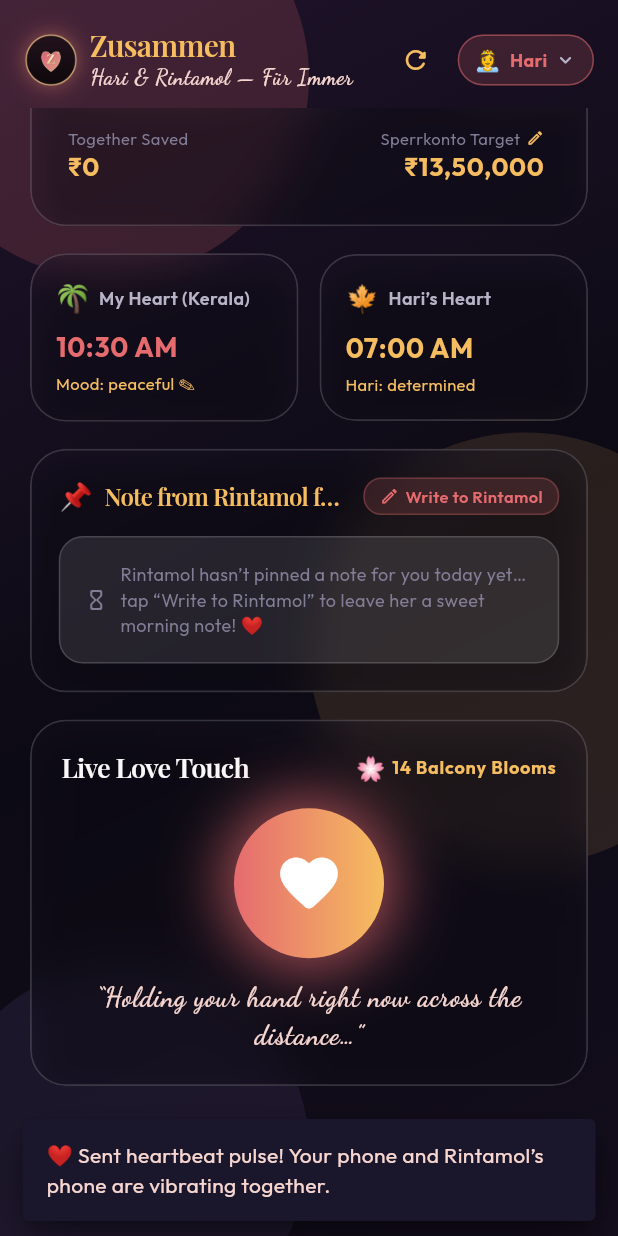
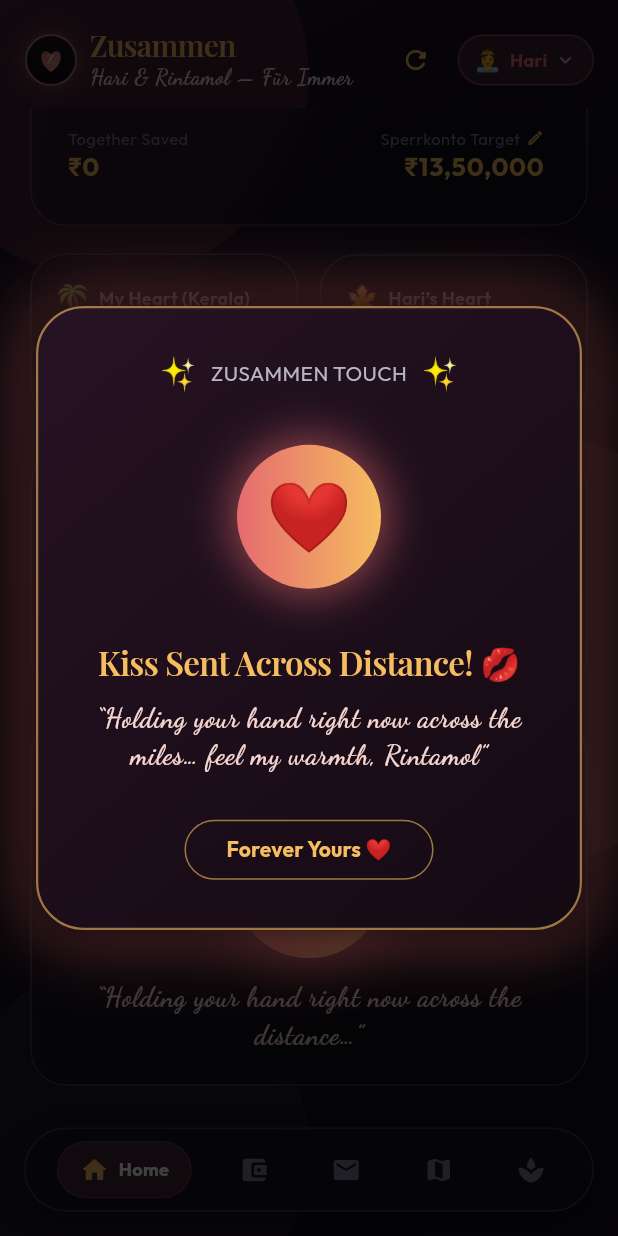
Before and after one commit to haririn857-hub/Zusammen, a Flutter app: the DashboardPage screen opened directly, scrolled down 279 dp, after a tap on the "favorite" icon, on a phone screen of 412 x 824 dp. Run offline on Flutter 3.47's test engine with Material 3 defaults, Android fonts, the phone set to English and light mode, and no system bars; drawn by our look-alikes of flutter_animate; our stand-ins replace google_fonts, supabase_flutter; accounts and stored records are empty; network calls fail; statements that could not run were skipped.

Commit message:
feat: replace banner with romantic celebration popup and prevent multi-tap clutter

```diff
--- a/lib/features/dashboard/controllers/dashboard_controller.dart
+++ b/lib/features/dashboard/controllers/dashboard_controller.dart
@@ -20,9 +20,14 @@ class DashboardController extends ChangeNotifier with Initializer {
 
   bool isSubmitting = false;
   String? incomingAlertMessage;
+  String? incomingKissSender;
 
   void clearIncomingAlert() {
     incomingAlertMessage = null;
+  }
+
+  void clearIncomingKiss() {
+    incomingKissSender = null;
   }
 
   // Realtime Live Lists
@@ -249,7 +254,7 @@ class DashboardController extends ChangeNotifier with Initializer {
             final sender = (payload['sender'] as String?) ?? partnerName;
             debugPrint('Received heartbeat pulse from partner: $payload');
             isHeartBeating = true;
-            incomingAlertMessage = '❤️ $sender sent you a live Heartbeat & Kiss!';
+            incomingKissSender = sender;
             notifyListeners();
             VibrationHelper.vibrateHeartbeat();
 
--- a/lib/features/dashboard/pages/dashboard_page.dart
+++ b/lib/features/dashboard/pages/dashboard_page.dart
@@ -13,6 +13,7 @@ import '../widgets/budget_planner_view.dart';
 import '../widgets/love_deck_view.dart';
 import '../widgets/germany_roadmap_view.dart';
 import '../widgets/pamper_view.dart';
+import '../widgets/love_kiss_celebration_dialog.dart';
 import '../../../shared/widgets/zusammen_logo.dart';
 
 class DashboardPage extends StatefulWidget {
@@ -36,6 +37,27 @@ class _DashboardPageState extends State<DashboardPage> {
 
   void _handleIncomingAlerts() {
     if (!mounted) return;
+
+    // 1. Incoming Love Kiss Celebration Popup
+    if (_controller.incomingKissSender != null) {
+      final sender = _controller.incomingKissSender!;
+      _controller.clearIncomingKiss();
+      WidgetsBinding.instance.addPostFrameCallback((_) {
+        if (!mounted) return;
+        LoveKissCelebrationDialog.show(
+          context: context,
+          title: '$sender Sent You A Warm Kiss! 💋',
+          subtitle: '“Felt your heartbeat across the distance… holding you tight right now”',
+          senderName: sender,
+          isIncoming: true,
+          onSendBack: () {
+            _controller.triggerHeartPulse();
+          },
+        );
+      });
+    }
+
+    // 2. Generic alerts (Notes, Sperrkonto updates, Balcony blooms)
     if (_controller.incomingAlertMessage != null) {
       final msg = _controller.incomingAlertMessage!;
       _controller.clearIncomingAlert();
--- /dev/null
+++ b/lib/features/dashboard/widgets/love_kiss_celebration_dialog.dart
@@ -0,0 +1,234 @@
+import 'package:flutter/material.dart';
+import 'package:flutter_animate/flutter_animate.dart';
+import '../../../core/themes/colors.dart';
+import '../../../core/themes/typography.dart';
+
+class LoveKissCelebrationDialog extends StatelessWidget {
+  final String title;
+  final String subtitle;
+  final String senderName;
+  final bool isIncoming;
+  final VoidCallback? onSendBack;
+
+  const LoveKissCelebrationDialog({
+    super.key,
+    required this.title,
+    required this.subtitle,
+    required this.senderName,
+    this.isIncoming = false,
+    this.onSendBack,
+  });
+
+  static bool isShowing = false;
+
+  static void show({
+    required BuildContext context,
+    required String title,
+    required String subtitle,
+    required String senderName,
+    bool isIncoming = false,
+    VoidCallback? onSendBack,
+  }) {
+    if (isShowing) return; // Prevent multiple annoying popups stacking on spam
+    isShowing = true;
+
+    showGeneralDialog(
+      context: context,
+      barrierDismissible: true,
+      barrierLabel: 'LoveCelebration',
+      barrierColor: Colors.black.withValues(alpha: 0.75),
+      transitionDuration: const Duration(milliseconds: 350),
+      pageBuilder: (ctx, anim1, anim2) {
+        return LoveKissCelebrationDialog(
+          title: title,
+          subtitle: subtitle,
+          senderName: senderName,
+          isIncoming: isIncoming,
+          onSendBack: onSendBack,
+        );
+      },
+      transitionBuilder: (ctx, anim1, anim2, child) {
+        final curved = CurvedAnimation(parent: anim1, curve: Curves.easeOutBack);
+        return ScaleTransition(
+          scale: curved,
+          child: FadeTransition(opacity: anim1, child: child),
+        );
+      },
+    ).then((_) {
+      isShowing = false;
+    });
+
+    // Auto dismiss celebration after 4 seconds
+    Future.delayed(const Duration(milliseconds: 3800), () {
+      if (isShowing && Navigator.of(context, rootNavigator: true).canPop()) {
+        Navigator.of(context, rootNavigator: true).pop();
+      }
+    });
+  }
+
+  @override
+  Widget build(BuildContext context) {
+    return Dialog(
+      backgroundColor: Colors.transparent,
+      elevation: 0,
+      insetPadding: const EdgeInsets.symmetric(horizontal: 24),
+      child: Center(
+        child: Container(
+          padding: const EdgeInsets.all(28),
+          decoration: BoxDecoration(
+            gradient: const LinearGradient(
+              colors: [Color(0xFF261223), Color(0xFF140A12)],
+              begin: Alignment.topLeft,
+              end: Alignment.bottomRight,
+            ),
+            borderRadius: BorderRadius.circular(32),
+            border: Border.all(
+              color: AppColors.champagneGold.withValues(alpha: 0.6),
+              width: 1.5,
+            ),
+            boxShadow: [
+              BoxShadow(
+                color: AppColors.roseQuartz.withValues(alpha: 0.45),
+                blurRadius: 40,
+                spreadRadius: 6,
+              ),
+              BoxShadow(
+                color: Colors.black.withValues(alpha: 0.8),
+                blurRadius: 20,
+              ),
+            ],
+          ),
+          child: Column(
+            mainAxisSize: MainAxisSize.min,
+            children: [
+              // Sparkles & Floating Emojis Banner
+              Row(
+                mainAxisAlignment: MainAxisAlignment.center,
+                children: [
+                  const Text('✨', style: TextStyle(fontSize: 22))
+                      .animate(onPlay: (c) => c.repeat(reverse: true))
+                      .scale(begin: const Offset(0.8, 0.8), end: const Offset(1.2, 1.2), duration: 600.ms),
+                  const SizedBox(width: 8),
+                  Text(
+                    'ZUSAMMEN TOUCH',
+                    style: AppTypography.caption(
+                      color: AppColors.champagneGold,
+                      letterSpacing: 2.5,
+                    ),
+                  ),
+                  const SizedBox(width: 8),
+                  const Text('✨', style: TextStyle(fontSize: 22))
+                      .animate(onPlay: (c) => c.repeat(reverse: true))
+                      .scale(begin: const Offset(1.2, 1.2), end: const Offset(0.8, 0.8), duration: 600.ms),
+                ],
+              ),
+              const SizedBox(height: 20),
+
+              // Glowing Animated Heart Centerpiece
+              Stack(
+                alignment: Alignment.center,
+                children: [
+                  // Outer Glow Halo
+                  Container(
+                    width: 120,
+                    height: 120,
+                    decoration: BoxDecoration(
+                      shape: BoxShape.circle,
+                      color: AppColors.burgundy.withValues(alpha: 0.35),
+                    ),
+                  )
+                      .animate(onPlay: (c) => c.repeat(reverse: true))
+                      .scale(begin: const Offset(0.9, 0.9), end: const Offset(1.25, 1.25), duration: 700.ms),
+
+                  // Middle Ring
+                  Container(
+                    width: 96,
+                    height: 96,
+                    decoration: BoxDecoration(
+                      shape: BoxShape.circle,
+                      gradient: AppColors.flightGradient,
+                      boxShadow: [
+                        BoxShadow(
+                          color: AppColors.roseQuartz.withValues(alpha: 0.6),
+                          blurRadius: 25,
+                          spreadRadius: 4,
+                        ),
+                      ],
+                    ),
+                    child: Center(
+                      child: Text(
+                        isIncoming ? '💋' : '❤️',
+                        style: const TextStyle(fontSize: 46),
+                      ),
+                    ),
+                  )
+                      .animate(onPlay: (c) => c.repeat(reverse: true))
+                      .scale(begin: const Offset(1, 1), end: const Offset(1.18, 1.18), duration: 400.ms)
+                      .shimmer(duration: 1200.ms, color: Colors.white.withValues(alpha: 0.4)),
+                ],
+              ),
+
+              const SizedBox(height: 24),
+
+              // Title
+              Text(
+                title,
+                style: AppTypography.romanticHeadline(
+                  fontSize: 22,
+                  color: AppColors.champagneGold,
+                ),
+                textAlign: TextAlign.center,
+              ),
+
+              const SizedBox(height: 10),
+
+              // Subtitle / Romantic Message
+              Text(
+                subtitle,
+                style: AppTypography.loveScript(
+                  fontSize: 18,
+                  color: AppColors.warmBlush,
+                ),
+                textAlign: TextAlign.center,
+              ),
+
+              const SizedBox(height: 26),
+
+              // Action Buttons
+              if (isIncoming && onSendBack != null)
+                ElevatedButton.icon(
+                  onPressed: () {
+                    Navigator.of(context, rootNavigator: true).pop();
+                    onSendBack?.call();
+                  },
+                  icon: const Icon(Icons.favorite, color: Colors.white, size: 20),
+                  label: const Text('Send Kiss Back 💋', style: TextStyle(fontWeight: FontWeight.bold)),
+                  style: ElevatedButton.styleFrom(
+                    backgroundColor: AppColors.roseQuartz,
+                    foregroundColor: Colors.white,
+                    shape: RoundedRectangleBorder(borderRadius: BorderRadius.circular(20)),
+                    padding: const EdgeInsets.symmetric(horizontal: 24, vertical: 12),
+                  ),
+                )
+              else
+                OutlinedButton(
+                  onPressed: () {
+                    Navigator.of(context, rootNavigator: true).pop();
+                  },
+                  style: OutlinedButton.styleFrom(
+                    side: BorderSide(color: AppColors.champagneGold.withValues(alpha: 0.6)),
+                    shape: RoundedRectangleBorder(borderRadius: BorderRadius.circular(20)),
+                    padding: const EdgeInsets.symmetric(horizontal: 28, vertical: 10),
+                  ),
+                  child: Text(
+                    'Forever Yours ❤️',
+                    style: AppTypography.body(color: AppColors.champagneGold, fontWeight: FontWeight.bold),
+                  ),
+                ),
+            ],
+          ),
+        ),
+      ),
+    );
+  }
+}
--- a/lib/features/dashboard/widgets/thumbprint_kiss_widget.dart
+++ b/lib/features/dashboard/widgets/thumbprint_kiss_widget.dart
@@ -4,6 +4,7 @@ import '../../../core/themes/colors.dart';
 import '../../../core/themes/typography.dart';
 import '../../../shared/widgets/romantic_card.dart';
 import '../controllers/dashboard_controller.dart';
+import 'love_kiss_celebration_dialog.dart';
 
 class ThumbprintKissWidget extends StatelessWidget {
   final DashboardController controller;
@@ -34,15 +35,12 @@ class ThumbprintKissWidget extends StatelessWidget {
           GestureDetector(
             onTap: () {
               controller.triggerHeartPulse();
-              ScaffoldMessenger.of(context).showSnackBar(
-                SnackBar(
-                  backgroundColor: AppColors.surface,
-                  behavior: SnackBarBehavior.floating,
-                  content: Text(
-                    '❤️ Sent heartbeat pulse! Your phone and ${controller.partnerName}’s phone are vibrating together.',
-                    style: AppTypography.body(color: AppColors.warmBlush),
-                  ),
-                ),
+              LoveKissCelebrationDialog.show(
+                context: context,
+                title: 'Kiss Sent Across Distance! 💋',
+                subtitle: '“Holding your hand right now across the miles… feel my warmth, ${controller.partnerName}”',
+                senderName: controller.myName,
+                isIncoming: false,
               );
             },
             child: Container(
```
